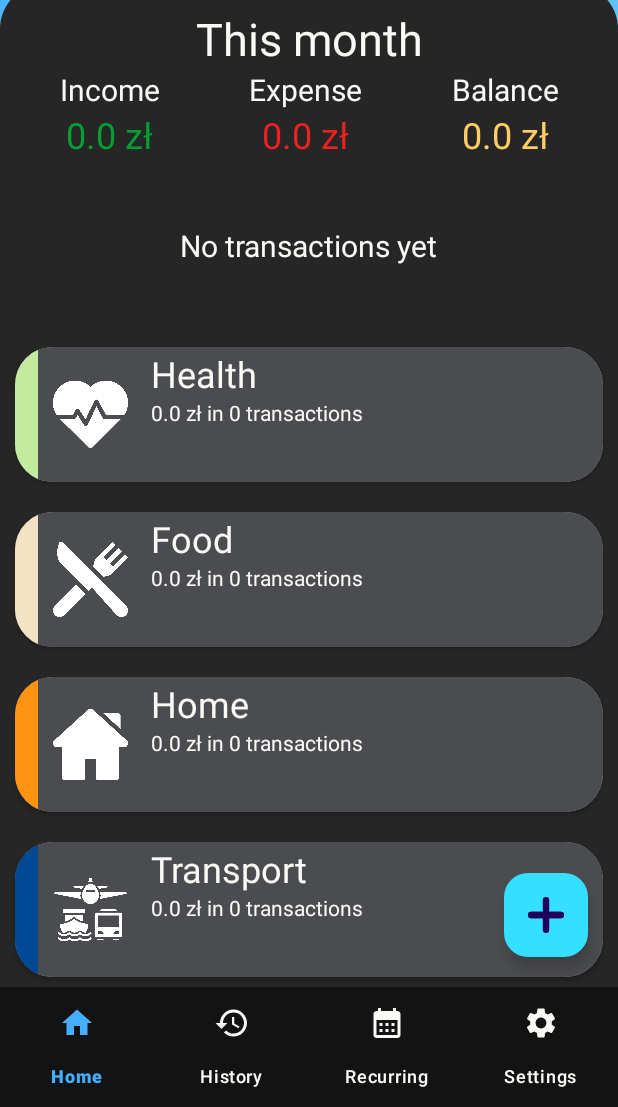
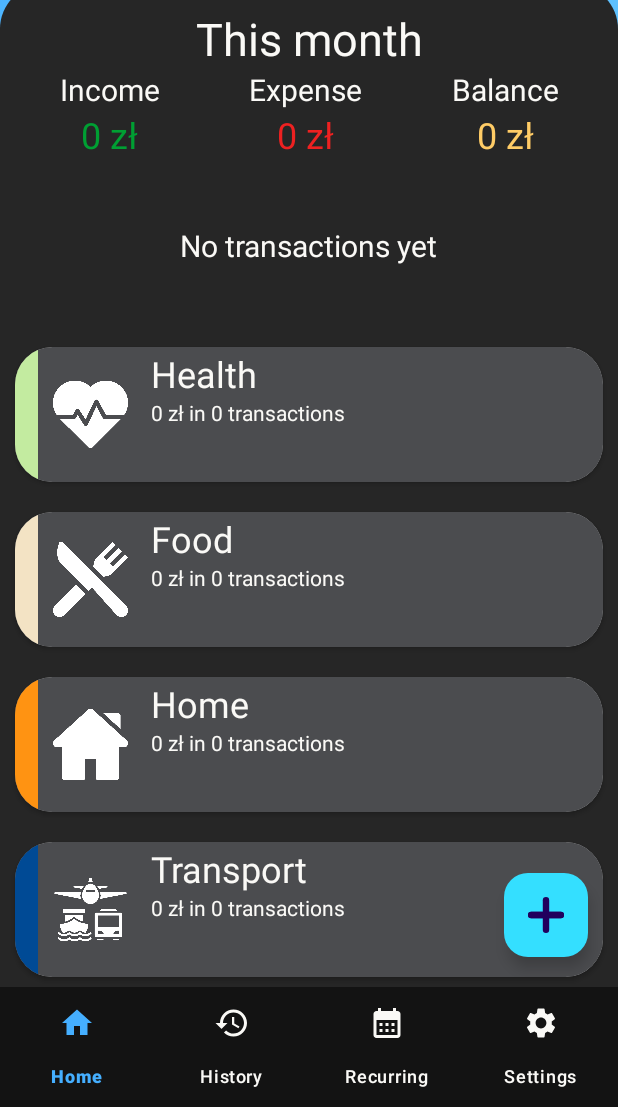
Before and after one commit to DawidWyskwarski/YouSave, an Android app: the screen it shows after launch (MainActivity), on a phone screen of 412 x 824 dp, the part 129-1236 px from its top. Run offline under Robolectric (Android 15) with nearby library versions, the phone set to English and light mode, and no system bars; our stand-ins replace Room's generated code; libraries missing offline, so code that uses them is left out: com.github.mikephil.charting; Roboto replaces fonts that are not available here.

Commit message:
feat: format money and update related views

```diff
--- /dev/null
+++ b/app/src/main/java/com/example/yousave/helperFunctions.kt
@@ -0,0 +1,13 @@
+package com.example.yousave
+
+import android.icu.text.DecimalFormat
+
+//spaces the amount so it is more readable
+// 123456.123 -> 123 456.12 zł
+fun formatMoney(amount: Double):String{
+    val rounded = DecimalFormat("#.##").format(amount)
+    val formatted = rounded.replace(Regex("(\\d)(?=(\\d{3})+(\\.?)\\b)"), "$1 ")
+
+    //TODO add support for many different currencies
+    return "$formatted zł"
+}
--- a/app/src/main/java/com/example/yousave/history/pastMonths/PastMonthsAdapter.kt
+++ b/app/src/main/java/com/example/yousave/history/pastMonths/PastMonthsAdapter.kt
@@ -8,7 +8,7 @@ import android.widget.TextView
 import androidx.recyclerview.widget.RecyclerView
 import com.example.yousave.R
 import com.example.yousave.databaseClasses.IncomeExpense
-import kotlinx.coroutines.withContext
+import com.example.yousave.formatMoney
 
 class PastMonthsAdapter(private val context: Context, private var pastInfo:List<IncomeExpense>):RecyclerView.Adapter<PastMonthsAdapter.PastMonthViewHolder>() {
 
@@ -32,8 +32,8 @@ class PastMonthsAdapter(private val context: Context, private var pastInfo:List<
     override fun onBindViewHolder(holder: PastMonthViewHolder, position: Int) {
         holder.apply {
             timePeriod.text = formatDate( pastInfo[position].formatted_date )
-            income.text = pastInfo[position].income.toString()
-            expense.text = pastInfo[position].expense.toString()
+            income.text = formatMoney( pastInfo[position].income )
+            expense.text = formatMoney( pastInfo[position].expense )
         }
     }
 
--- a/app/src/main/java/com/example/yousave/home/CategoriesAdapter.kt
+++ b/app/src/main/java/com/example/yousave/home/CategoriesAdapter.kt
@@ -9,6 +9,7 @@ import android.widget.TextView
 import androidx.annotation.RequiresApi
 import androidx.recyclerview.widget.RecyclerView
 import com.example.yousave.R
+import com.example.yousave.formatMoney
 
 class CategoriesAdapter(
     private var categories: List<Category>,
@@ -55,7 +56,7 @@ class CategoriesAdapter(
             icon.setImageResource(categories[position].image)
 
             val desc =
-                "${categories[position].moneySpent} zł in ${categories[position].transactions} transactions"
+                "${ formatMoney(categories[position].moneySpent) } in ${categories[position].transactions} transactions"
 
             money.text = desc
         }
--- a/app/src/main/java/com/example/yousave/home/HomeFragment.kt
+++ b/app/src/main/java/com/example/yousave/home/HomeFragment.kt
@@ -1,6 +1,5 @@
 package com.example.yousave.home
 
-import android.annotation.SuppressLint
 import android.content.Intent
 import android.os.Bundle
 import androidx.fragment.app.Fragment
@@ -12,6 +11,7 @@ import androidx.recyclerview.widget.LinearLayoutManager
 import androidx.recyclerview.widget.RecyclerView
 import com.example.yousave.MainActivity
 import com.example.yousave.R
+import com.example.yousave.formatMoney
 import com.example.yousave.home.categoryInfo.CategoryInfoActivity
 
 class HomeFragment(
@@ -23,7 +23,6 @@ class HomeFragment(
 
     private lateinit var categoriesAdapter: CategoriesAdapter
 
-    @SuppressLint("SetTextI18n")
     override fun onViewCreated(view: View, savedInstanceState: Bundle?) {
         super.onViewCreated(view, savedInstanceState)
 
@@ -54,9 +53,9 @@ class HomeFragment(
                 override fun canScrollVertically() = false
             }
 
-            incomeT.text = "$income zł"
-            expenseT.text = "$expense zł"
-            balanceT.text = "${income - expense} zł"
+            incomeT.text = formatMoney(income)
+            expenseT.text = formatMoney(expense)
+            balanceT.text = formatMoney(income - expense)
         }
 
     }
--- a/app/src/main/java/com/example/yousave/home/categoryInfo/CategoryInfoActivity.kt
+++ b/app/src/main/java/com/example/yousave/home/categoryInfo/CategoryInfoActivity.kt
@@ -17,6 +17,7 @@ import androidx.recyclerview.widget.RecyclerView
 import com.example.yousave.R
 import com.example.yousave.databaseClasses.AppDatabase
 import com.example.yousave.databaseClasses.Transaction
+import com.example.yousave.formatMoney
 import com.example.yousave.home.Category
 import com.github.mikephil.charting.charts.LineChart
 import com.github.mikephil.charting.components.XAxis
@@ -74,7 +75,7 @@ class CategoryInfoActivity : AppCompatActivity() {
         findViewById<ImageView>(R.id.icon).apply { setImageResource(category.image) }
 
         findViewById<TextView>(R.id.money).apply {
-            val tmp = "${category.moneySpent} zł in ${category.transactions} transactions"
+            val tmp = "${formatMoney(category.moneySpent)} in ${category.transactions} transactions"
             text = tmp
             setTextColor(category.color)
         }
--- a/app/src/main/java/com/example/yousave/home/categoryInfo/InfoAdapter.kt
+++ b/app/src/main/java/com/example/yousave/home/categoryInfo/InfoAdapter.kt
@@ -8,6 +8,7 @@ import android.widget.TextView
 import androidx.recyclerview.widget.RecyclerView
 import com.example.yousave.R
 import com.example.yousave.databaseClasses.Transaction
+import com.example.yousave.formatMoney
 import java.text.SimpleDateFormat
 
 class InfoAdapter(var transactions: List<Transaction>) :
@@ -38,7 +39,7 @@ class InfoAdapter(var transactions: List<Transaction>) :
 
             date.text = dateFormat.format(data)
 
-            val pri = "${transactions[position].money} zł"
+            val pri = formatMoney(transactions[position].money)
 
             price.text = pri
 
```
